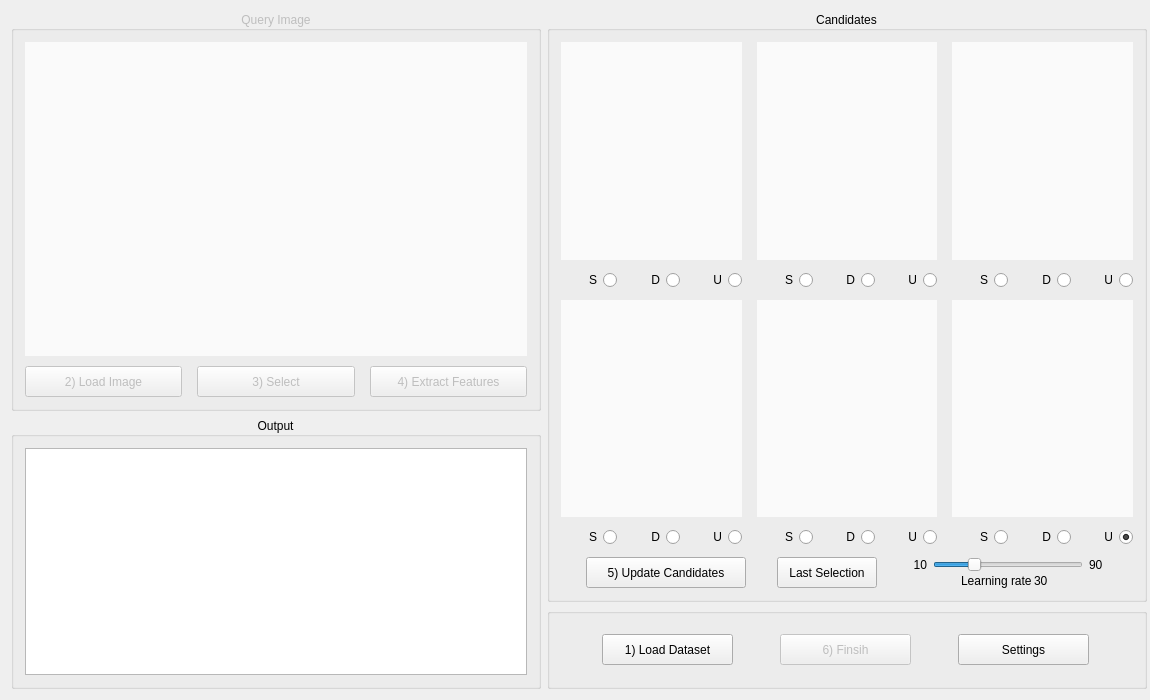
Above: src/mainwindow.ui from Clany/FloraIdent before the change. Below: the same form after it.
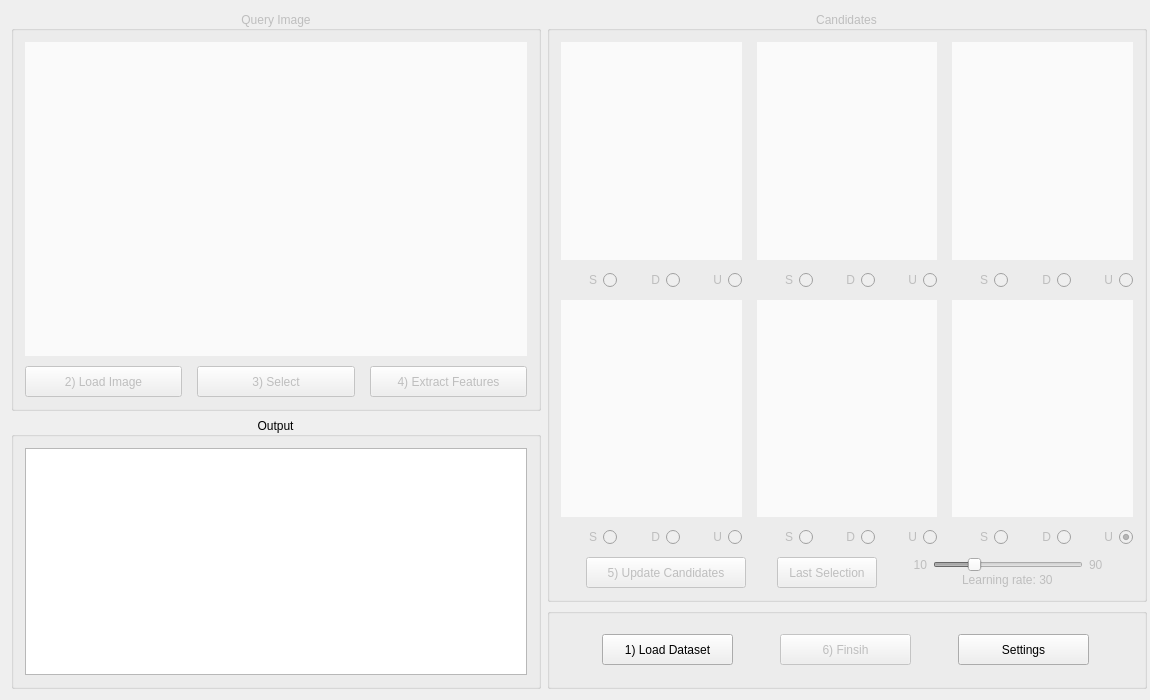
That is the form after the change. Icons and pictures are not drawn. Custom widgets are drawn as their Qt base class.

```diff
--- a/src/mainwindow.ui
+++ b/src/mainwindow.ui
@@ -30,7 +30,7 @@
    <item row="0" column="1" rowspan="4">
     <widget class="QGroupBox" name="candidateGroup">
      <property name="enabled">
-      <bool>true</bool>
+      <bool>false</bool>
      </property>
      <property name="minimumSize">
       <size>
@@ -384,7 +384,7 @@
         <item>
          <widget class="QPushButton" name="updateCandidatesButton">
           <property name="enabled">
-           <bool>true</bool>
+           <bool>false</bool>
           </property>
           <property name="minimumSize">
            <size>
@@ -406,7 +406,7 @@
         <item>
          <widget class="QPushButton" name="lastSelectionButton">
           <property name="enabled">
-           <bool>true</bool>
+           <bool>false</bool>
           </property>
           <property name="minimumSize">
            <size>
@@ -505,39 +505,26 @@
             </layout>
            </item>
            <item>
-            <layout class="QHBoxLayout" name="horizontalLayout_13">
-             <property name="spacing">
-              <number>0</number>
+            <layout class="QFormLayout" name="formLayout">
+             <property name="formAlignment">
+              <set>Qt::AlignHCenter|Qt::AlignTop</set>
              </property>
              <property name="leftMargin">
-              <number>50</number>
+              <number>0</number>
              </property>
              <property name="rightMargin">
-              <number>50</number>
+              <number>0</number>
              </property>
-             <item>
-              <widget class="QLabel" name="label_3">
-               <property name="maximumSize">
-                <size>
-                 <width>70</width>
-                 <height>16777215</height>
-                </size>
-               </property>
-               <property name="text">
-                <string>Learning rate:</string>
-               </property>
-              </widget>
-             </item>
-             <item>
+             <item row="0" column="0">
               <widget class="QLabel" name="learningRateLabel">
                <property name="maximumSize">
                 <size>
-                 <width>20</width>
+                 <width>16777215</width>
                  <height>16777215</height>
                 </size>
                </property>
                <property name="text">
-                <string>30</string>
+                <string>Learning rate: 30</string>
                </property>
               </widget>
              </item>
```
